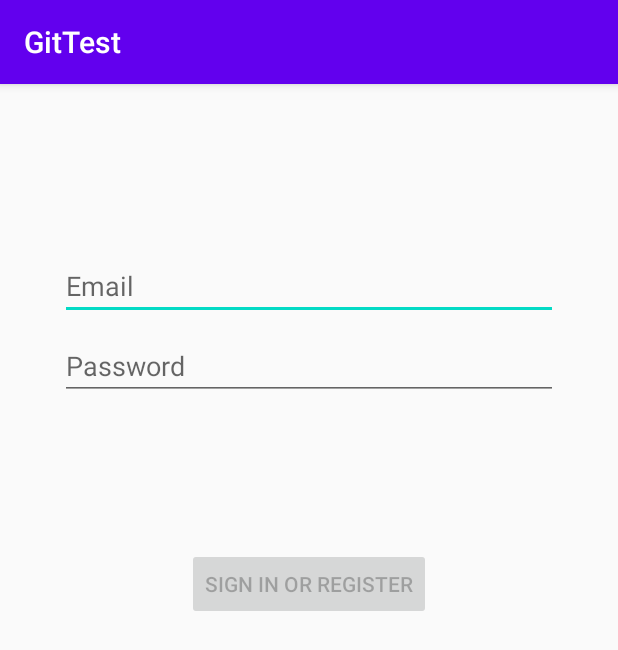
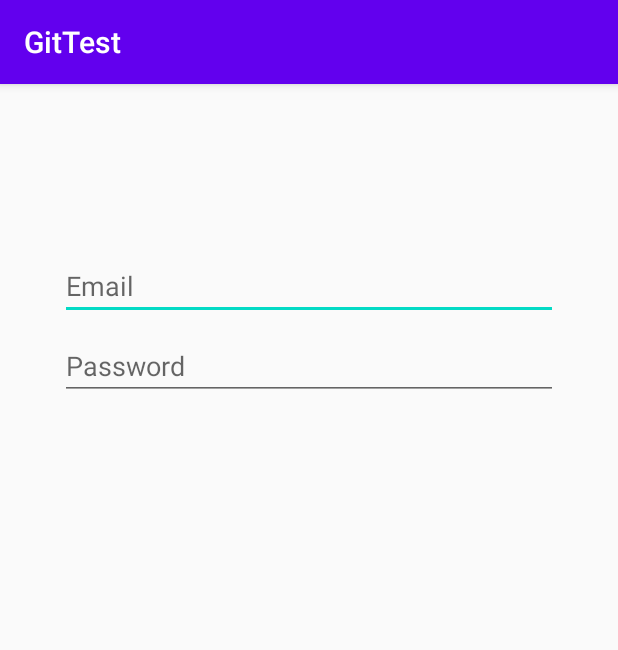
Before and after one commit to askhat01/GitTest, an Android app: the screen it shows after launch (LoginActivity), on a phone screen of 412 x 824 dp. Shown: the top 650 px of the screen. Run offline under Robolectric (Android 15) with nearby library versions, the phone set to English and light mode, and no system bars; 3 statements that could not run were skipped.

Commit message:
4th commit

```diff
--- a/app/src/main/res/layout/activity_login.xml
+++ b/app/src/main/res/layout/activity_login.xml
@@ -41,36 +41,5 @@
         app:layout_constraintStart_toStartOf="parent"
         app:layout_constraintTop_toBottomOf="@+id/username" />
 
-    <Button
-        android:id="@+id/login2"
-        android:layout_width="wrap_content"
-        android:layout_height="wrap_content"
-        android:layout_gravity="start"
-        android:layout_marginStart="48dp"
-        android:layout_marginTop="16dp"
-        android:layout_marginEnd="48dp"
-        android:layout_marginBottom="64dp"
-        android:enabled="false"
-        android:text="@string/action_sign_in"
-        app:layout_constraintBottom_toBottomOf="parent"
-        app:layout_constraintEnd_toEndOf="parent"
-        app:layout_constraintStart_toStartOf="parent"
-        app:layout_constraintTop_toBottomOf="@+id/password"
-        app:layout_constraintVertical_bias="0.2" />
 
-    <ProgressBar
-        android:id="@+id/loading"
-        android:layout_width="wrap_content"
-        android:layout_height="wrap_content"
-        android:layout_gravity="center"
-        android:layout_marginStart="32dp"
-        android:layout_marginTop="64dp"
-        android:layout_marginEnd="32dp"
-        android:layout_marginBottom="64dp"
-        android:visibility="gone"
-        app:layout_constraintBottom_toBottomOf="parent"
-        app:layout_constraintEnd_toEndOf="@+id/password"
-        app:layout_constraintStart_toStartOf="@+id/password"
-        app:layout_constraintTop_toTopOf="parent"
-        app:layout_constraintVertical_bias="0.3" />
 </androidx.constraintlayout.widget.ConstraintLayout>
```
